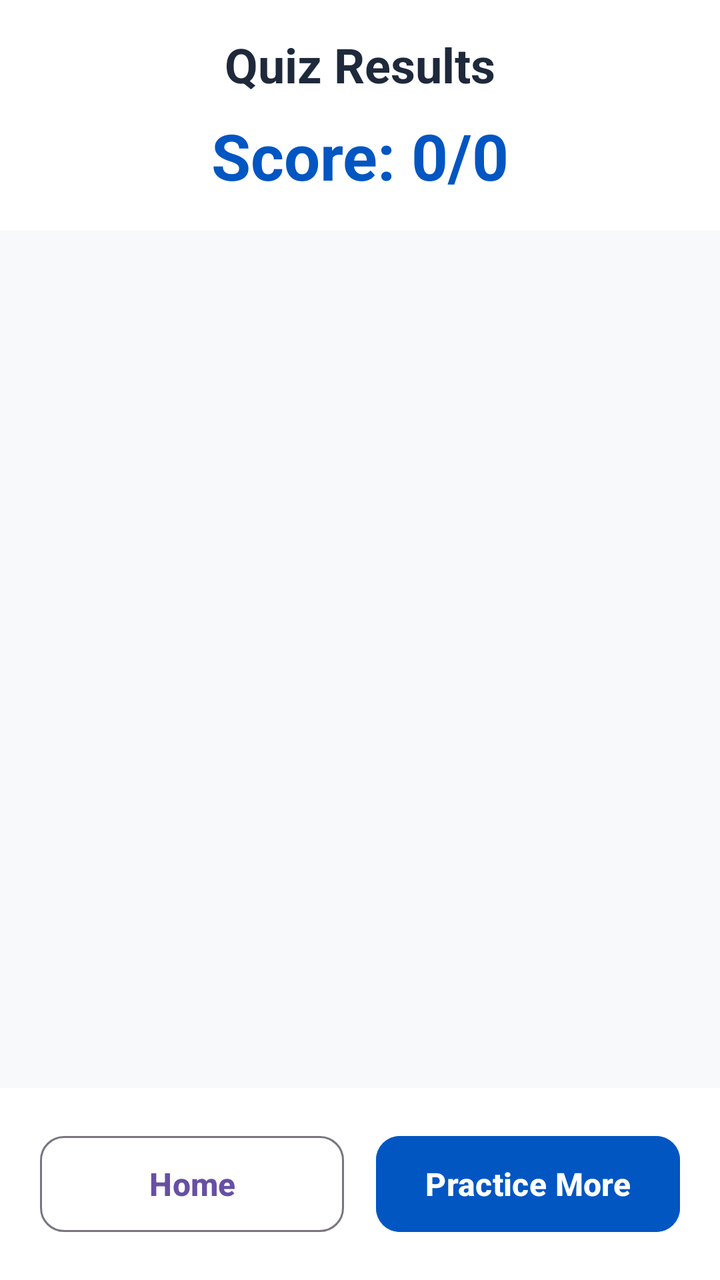
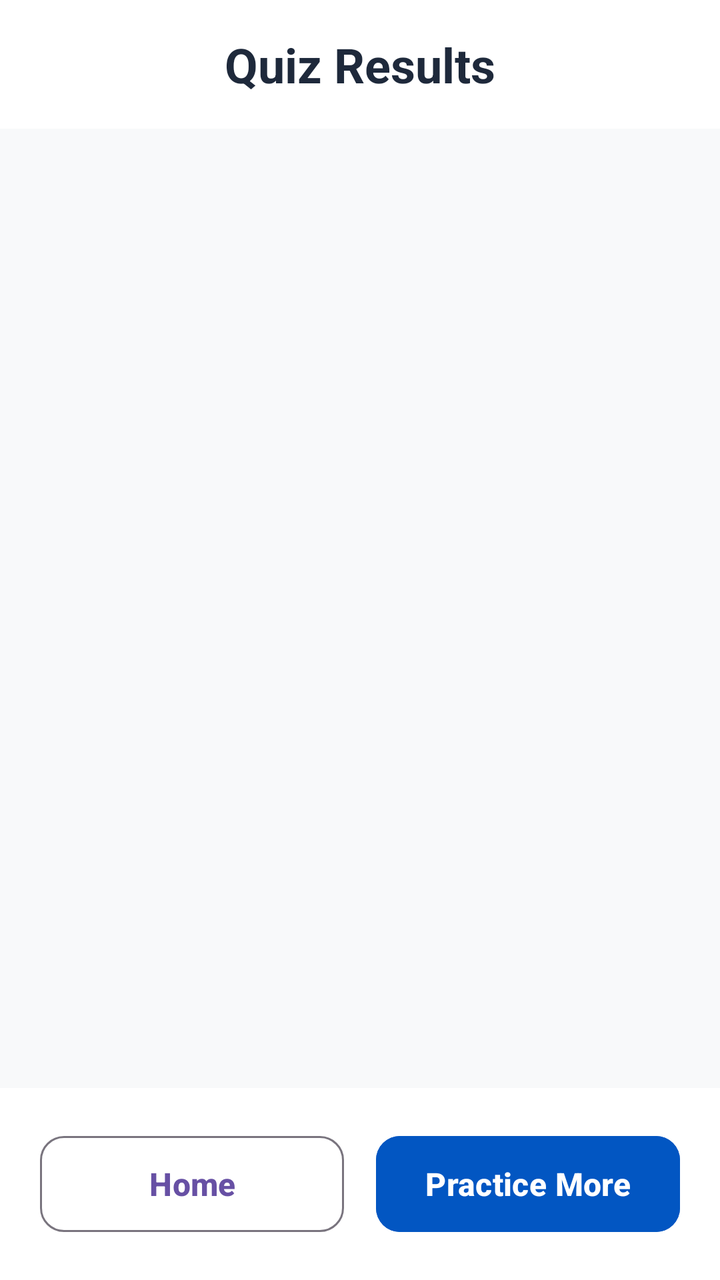

The first picture is an Android layout as it rendered before a commit; the second is the same layout after the commit. The layout source and the unified diff follow.
<!-- AndroidManifest.xml: application theme Theme.Aistudymentor -->
<!-- res/layout/activity_quiz_result.xml -->
<?xml version="1.0" encoding="utf-8"?>
<androidx.constraintlayout.widget.ConstraintLayout xmlns:android="http://schemas.android.com/apk/res/android"
    xmlns:app="http://schemas.android.com/apk/res-auto"
    xmlns:tools="http://schemas.android.com/tools"
    android:layout_width="match_parent"
    android:layout_height="match_parent"
    android:background="#F8F9FA">

    
    <androidx.constraintlayout.widget.ConstraintLayout
        android:id="@+id/layoutHeader"
        android:layout_width="match_parent"
        android:layout_height="wrap_content"
        android:paddingHorizontal="20dp"
        android:paddingTop="16dp"
        android:paddingBottom="16dp"
        android:background="#FFFFFF"
        app:layout_constraintTop_toTopOf="parent">

        <TextView
            android:id="@+id/tvResultTitle"
            android:layout_width="wrap_content"
            android:layout_height="wrap_content"
            android:text="Quiz Results"
            android:textColor="#1E293B"
            android:textSize="24sp"
            android:textStyle="bold"
            app:layout_constraintEnd_toEndOf="parent"
            app:layout_constraintStart_toStartOf="parent"
            app:layout_constraintTop_toTopOf="parent" />

        <TextView
            android:id="@+id/tvScore"
            android:layout_width="wrap_content"
            android:layout_height="wrap_content"
            android:layout_marginTop="8dp"
            android:text="Score: 0/0"
            android:textColor="#0256C2"
            android:textSize="32sp"
            android:textStyle="bold"
            app:layout_constraintEnd_toEndOf="parent"
            app:layout_constraintStart_toStartOf="parent"
            app:layout_constraintTop_toBottomOf="@id/tvResultTitle" />
    </androidx.constraintlayout.widget.ConstraintLayout>

    <androidx.core.widget.NestedScrollView
        android:layout_width="match_parent"
        android:layout_height="0dp"
        android:clipToPadding="false"
        android:paddingBottom="100dp"
        app:layout_constraintBottom_toBottomOf="parent"
        app:layout_constraintTop_toBottomOf="@id/layoutHeader">

        <LinearLayout
            android:id="@+id/layoutResultList"
            android:layout_width="match_parent"
            android:layout_height="wrap_content"
            android:orientation="vertical"
            android:padding="20dp" />
    </androidx.core.widget.NestedScrollView>

    
    <LinearLayout
        android:layout_width="match_parent"
        android:layout_height="wrap_content"
        android:background="#FFFFFF"
        android:orientation="horizontal"
        android:padding="20dp"
        app:layout_constraintBottom_toBottomOf="parent">

        <com.google.android.material.button.MaterialButton
            android:id="@+id/btnHome"
            style="@style/Widget.Material3.Button.OutlinedButton"
            android:layout_width="0dp"
            android:layout_height="56dp"
            android:layout_marginEnd="8dp"
            android:layout_weight="1"
            android:text="Home"
            android:textAllCaps="false"
            android:textSize="16sp"
            android:textStyle="bold"
            app:cornerRadius="12dp" />

        <com.google.android.material.button.MaterialButton
            android:id="@+id/btnRetry"
            android:layout_width="0dp"
            android:layout_height="56dp"
            android:layout_marginStart="8dp"
            android:layout_weight="1"
            android:backgroundTint="#0256C2"
            android:text="Practice More"
            android:textAllCaps="false"
            android:textSize="16sp"
            android:textStyle="bold"
            app:cornerRadius="12dp" />
    </LinearLayout>

</androidx.constraintlayout.widget.ConstraintLayout>
<!-- resources referenced by this layout -->
<resources>
  <style name="Theme.Aistudymentor" parent="Base.Theme.Aistudymentor" />
  <style name="Base.Theme.Aistudymentor" parent="Theme.Material3.DayNight.NoActionBar">
          
          
      </style>
</resources>

<!-- the commit's change to res/layout/activity_quiz_result.xml (unified diff, before → after) -->
@@ -29,18 +29,6 @@
             app:layout_constraintStart_toStartOf="parent"
             app:layout_constraintTop_toTopOf="parent" />
 
-        <TextView
-            android:id="@+id/tvScore"
-            android:layout_width="wrap_content"
-            android:layout_height="wrap_content"
-            android:layout_marginTop="8dp"
-            android:text="Score: 0/0"
-            android:textColor="#0256C2"
-            android:textSize="32sp"
-            android:textStyle="bold"
-            app:layout_constraintEnd_toEndOf="parent"
-            app:layout_constraintStart_toStartOf="parent"
-            app:layout_constraintTop_toBottomOf="@id/tvResultTitle" />
     </androidx.constraintlayout.widget.ConstraintLayout>
 
     <androidx.core.widget.NestedScrollView
